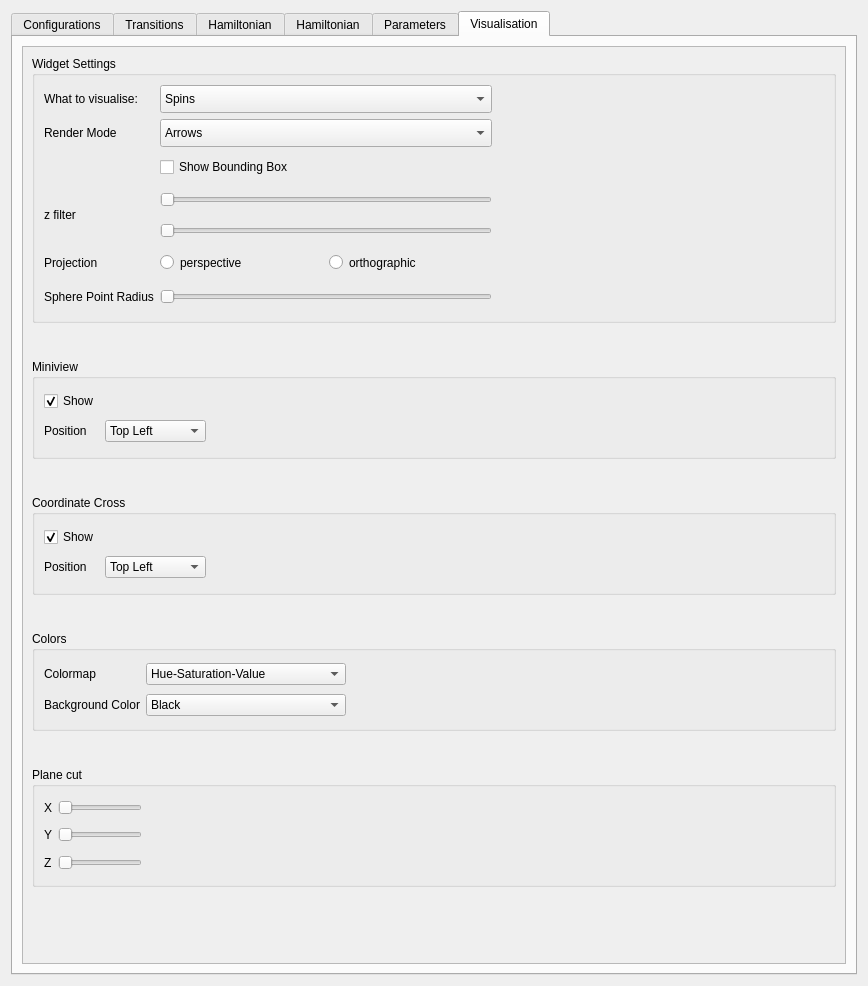
The window that ui-qt/ui/SettingsWidget.ui (spirit-code/spirit) describes before a commit, drawn with Qt 5.
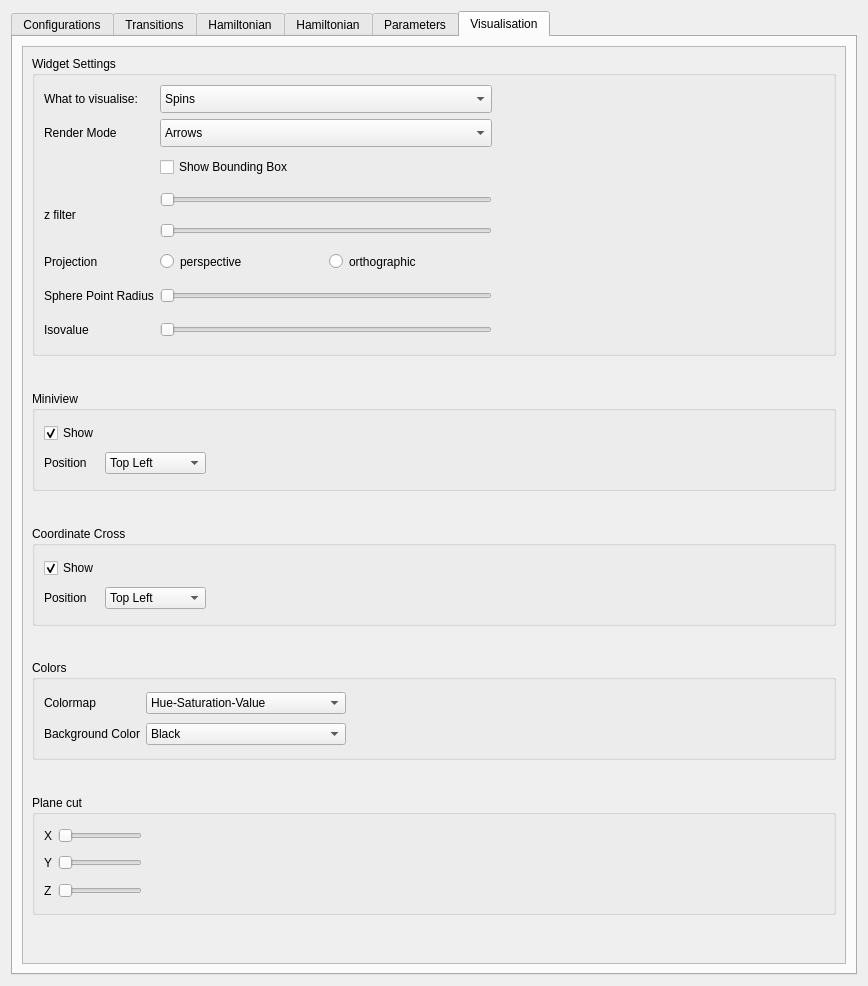
The same window after the commit. The open tabs and pages were chosen to show the change.

Commit message: Added isovalue slider to Settingswidget

The edit to the form file:
```diff
--- a/ui-qt/ui/SettingsWidget.ui
+++ b/ui-qt/ui/SettingsWidget.ui
@@ -3121,6 +3121,32 @@
                 </property>
                </widget>
               </item>
+              <item row="6" column="5">
+               <widget class="QSlider" name="horizontalSlider_isovalue">
+                <property name="minimumSize">
+                 <size>
+                  <width>0</width>
+                  <height>25</height>
+                 </size>
+                </property>
+                <property name="orientation">
+                 <enum>Qt::Horizontal</enum>
+                </property>
+               </widget>
+              </item>
+              <item row="6" column="0">
+               <widget class="QLabel" name="label_48">
+                <property name="minimumSize">
+                 <size>
+                  <width>0</width>
+                  <height>28</height>
+                 </size>
+                </property>
+                <property name="text">
+                 <string>Isovalue</string>
+                </property>
+               </widget>
+              </item>
               <item row="2" column="5">
                <widget class="QCheckBox" name="checkBox_showBoundingBox">
                 <property name="minimumSize">
```
The commit also changes 4 other files.
